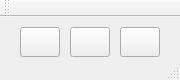
Above: mainwindow.ui from huuubertz/ATM_Qt before the change. Below: the same form after it.
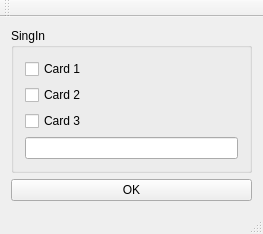
That is the form after the change.

What changed in the file:
```diff
--- a/mainwindow.ui
+++ b/mainwindow.ui
@@ -2,57 +2,75 @@
 <ui version="4.0">
  <class>MainWindow</class>
  <widget class="QMainWindow" name="MainWindow">
+  <property name="enabled">
+   <bool>true</bool>
+  </property>
   <property name="geometry">
    <rect>
     <x>0</x>
     <y>0</y>
-    <width>180</width>
-    <height>80</height>
+    <width>263</width>
+    <height>233</height>
    </rect>
   </property>
   <property name="windowTitle">
    <string>MainWindow</string>
   </property>
   <widget class="QWidget" name="centralWidget">
-   <widget class="QPushButton" name="pushButton">
-    <property name="geometry">
-     <rect>
-      <x>20</x>
-      <y>10</y>
-      <width>40</width>
-      <height>30</height>
-     </rect>
-    </property>
+   <layout class="QVBoxLayout" name="verticalLayout_5">
+    <item>
+     <layout class="QVBoxLayout" name="verticalLayout_4">
+      <item>
+       <widget class="QGroupBox" name="groupBox">
+        <property name="title">
+         <string>SingIn</string>
+        </property>
+        <layout class="QVBoxLayout" name="verticalLayout_3">
+         <item>
+          <layout class="QVBoxLayout" name="verticalLayout_2">
+           <item>
+            <layout class="QVBoxLayout" name="verticalLayout">
+             <item>
+              <widget class="QCheckBox" name="checkBox_card_1">
     <property name="text">
-     <string/>
-    </property>
-   </widget>
-   <widget class="QPushButton" name="pushButton_2">
-    <property name="geometry">
-     <rect>
-      <x>70</x>
-      <y>10</y>
-      <width>40</width>
-      <height>30</height>
-     </rect>
-    </property>
+                <string>Card 1</string>
+               </property>
+              </widget>
+             </item>
+             <item>
+              <widget class="QCheckBox" name="checkBox_card_2">
     <property name="text">
-     <string/>
-    </property>
-   </widget>
-   <widget class="QPushButton" name="pushButton_3">
-    <property name="geometry">
-     <rect>
-      <x>120</x>
-      <y>10</y>
-      <width>40</width>
-      <height>30</height>
-     </rect>
-    </property>
+                <string>Card 2</string>
+               </property>
+              </widget>
+             </item>
+             <item>
+              <widget class="QCheckBox" name="checkBox_card_3">
+               <property name="text">
+                <string>Card 3</string>
+               </property>
+              </widget>
+             </item>
+            </layout>
+           </item>
+           <item>
+            <widget class="QLineEdit" name="line_password"/>
+           </item>
+          </layout>
+         </item>
+        </layout>
+       </widget>
+      </item>
+      <item>
+       <widget class="QPushButton" name="pushButton_ok_logIn">
     <property name="text">
-     <string/>
-    </property>
-   </widget>
+         <string>OK</string>
+        </property>
+       </widget>
+      </item>
+     </layout>
+    </item>
+   </layout>
   </widget>
   <widget class="QToolBar" name="mainToolBar">
    <attribute name="toolBarArea">
```
Lines whose indentation alone changed are shown as unchanged.
